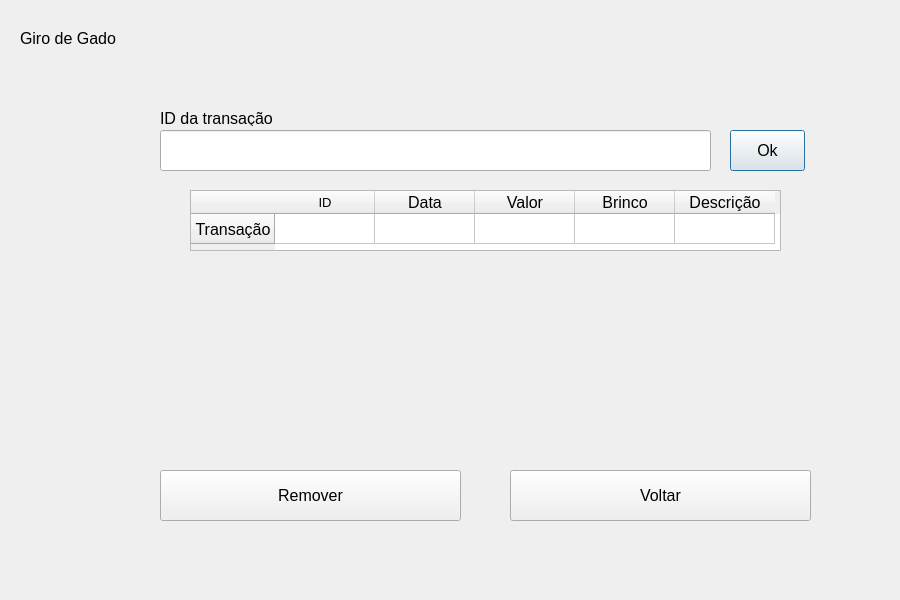
The window that views/financialremovescreen.ui (MaceGabriel/GiroDeGado) describes before a commit, drawn with Qt 5.
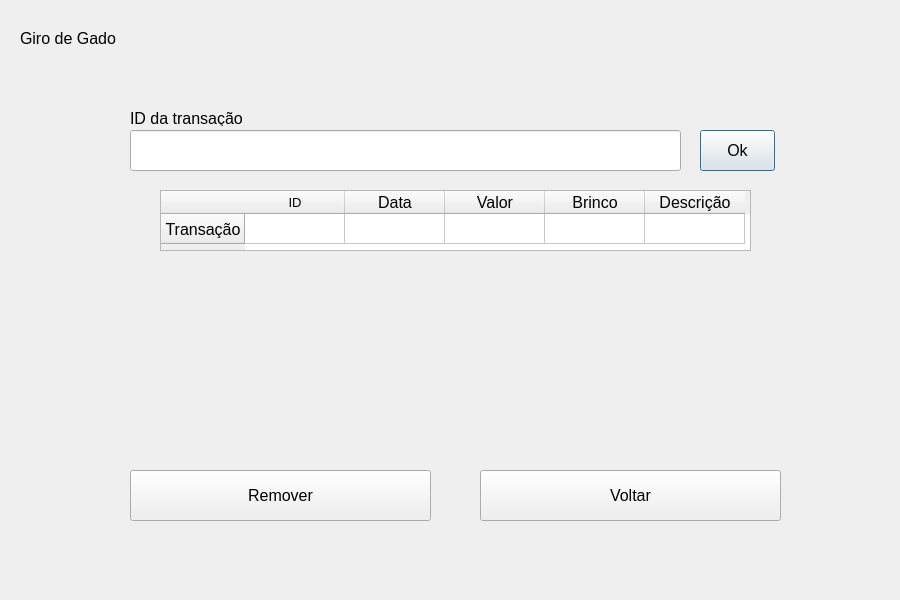
The same window after the commit.

What changed in the file:
```diff
--- a/views/financialremovescreen.ui
+++ b/views/financialremovescreen.ui
@@ -21,7 +21,7 @@
   <widget class="QLineEdit" name="inputIdTransaction">
    <property name="geometry">
     <rect>
-     <x>160</x>
+     <x>130</x>
      <y>130</y>
      <width>551</width>
      <height>41</height>
@@ -36,7 +36,7 @@
   <widget class="QLabel" name="labelIdTransaction">
    <property name="geometry">
     <rect>
-     <x>160</x>
+     <x>130</x>
      <y>110</y>
      <width>121</width>
      <height>16</height>
@@ -72,7 +72,7 @@
   <widget class="QPushButton" name="okButton">
    <property name="geometry">
     <rect>
-     <x>730</x>
+     <x>700</x>
      <y>130</y>
      <width>75</width>
      <height>41</height>
@@ -90,7 +90,7 @@
   <widget class="QTableWidget" name="transactionRemoveTable">
    <property name="geometry">
     <rect>
-     <x>190</x>
+     <x>160</x>
      <y>190</y>
      <width>591</width>
      <height>61</height>
@@ -203,7 +203,7 @@
   <widget class="QPushButton" name="backButton">
    <property name="geometry">
     <rect>
-     <x>510</x>
+     <x>480</x>
      <y>470</y>
      <width>301</width>
      <height>51</height>
@@ -221,7 +221,7 @@
   <widget class="QPushButton" name="removeButton">
    <property name="geometry">
     <rect>
-     <x>160</x>
+     <x>130</x>
      <y>470</y>
      <width>301</width>
      <height>51</height>
```
